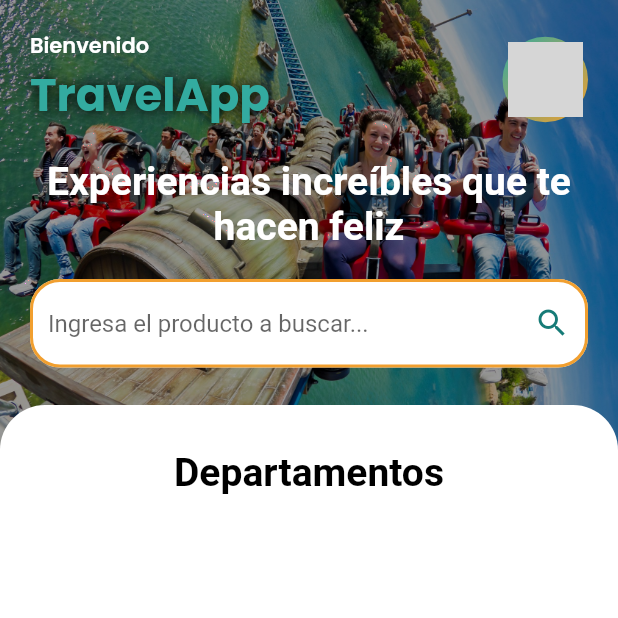
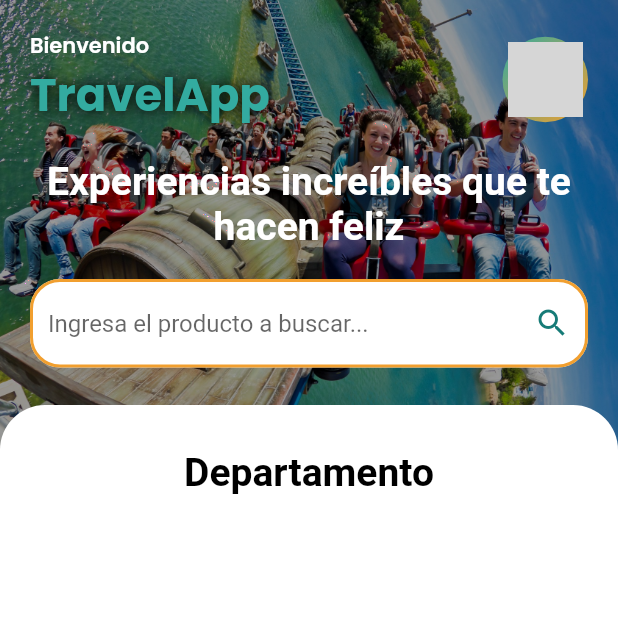
Before and after one commit to cparragatorres/travel_app, a Flutter app: the screen it shows after launch, on a phone screen of 412 x 824 dp, the top half of it. Run offline on Flutter 3.47's test engine with Material 2 defaults, Android fonts, the phone set to English and light mode, and no system bars; drawn by our look-alikes of cached_network_image; our stand-ins replace cloud_firestore, firebase_core, flutter_svg, flutter_swiper, google_fonts, shared_preferences; accounts and stored records are empty; network calls fail; grey boxes are pictures that could not be loaded.

Commit message:
commit 3 - DestinationModel

```diff
--- a/lib/pages/customer/home_customer_page.dart
+++ b/lib/pages/customer/home_customer_page.dart
@@ -187,7 +187,7 @@ class _HomeCustomerPageState extends State<HomeCustomerPage> {
                     Align(
                       alignment: Alignment.topCenter,
                       child: TextNormal(
-                        text: "Departamentos",
+                        text: "Departamento",
                       ),
                     ),
                     divider12,
```
